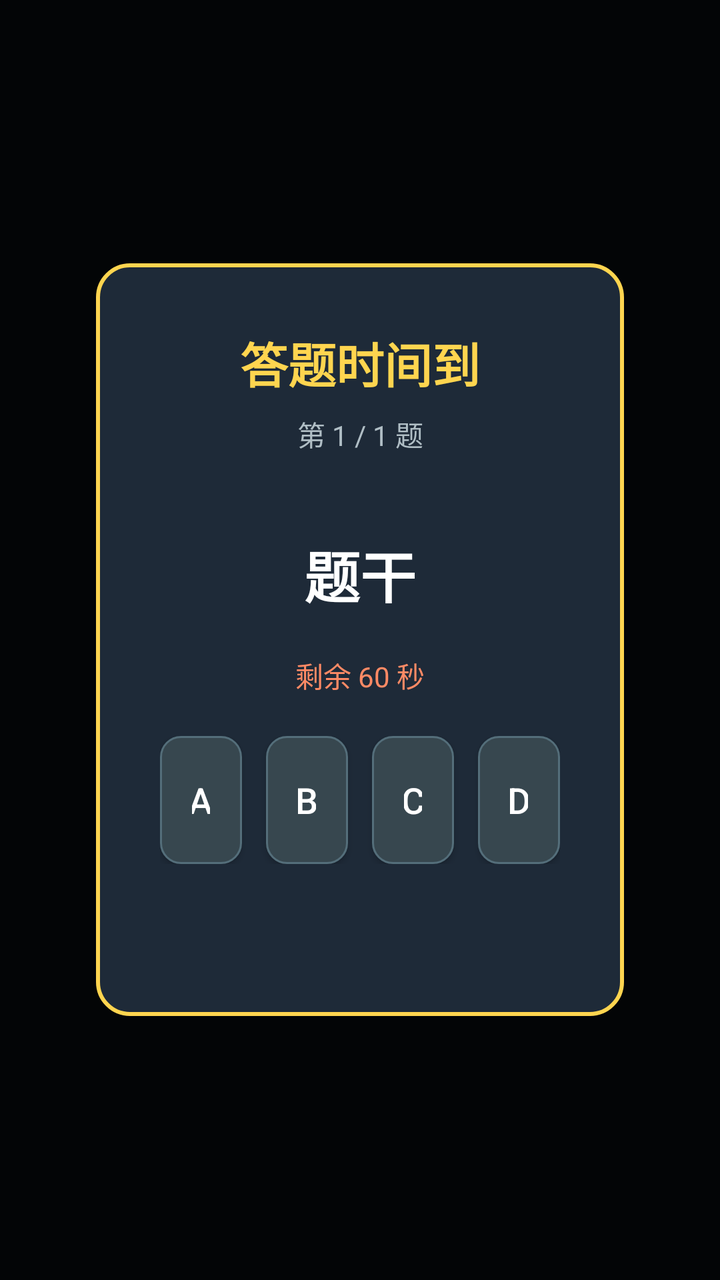
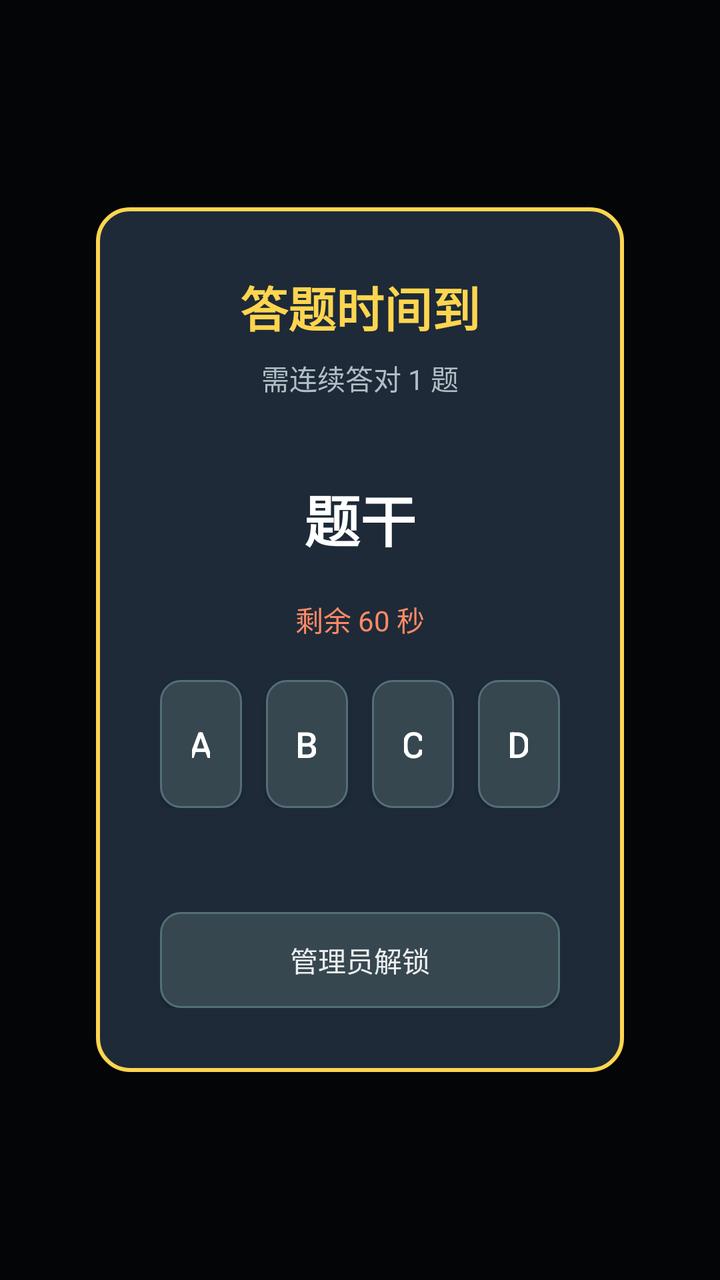

An Android layout rendered at two revisions. The XML below is the earlier revision; the diff shows what the commit changed to produce the second picture.
<!-- AndroidManifest.xml: application theme Theme.KidsTvGuard -->
<!-- res/layout/view_quiz_overlay.xml -->
<?xml version="1.0" encoding="utf-8"?>
<FrameLayout xmlns:android="http://schemas.android.com/apk/res/android"
    android:layout_width="match_parent"
    android:layout_height="match_parent"
    android:background="#CC000000"
    android:clickable="true"
    android:focusable="true">

    <LinearLayout
        android:layout_width="match_parent"
        android:layout_height="wrap_content"
        android:layout_gravity="center"
        android:layout_marginStart="48dp"
        android:layout_marginEnd="48dp"
        android:background="@drawable/bg_quiz_panel"
        android:orientation="vertical"
        android:padding="32dp">

        <TextView
            android:id="@+id/tv_header"
            android:layout_width="match_parent"
            android:layout_height="wrap_content"
            android:gravity="center"
            android:text="答题时间到"
            android:textColor="#FFD54F"
            android:textSize="24sp"
            android:textStyle="bold" />

        <TextView
            android:id="@+id/tv_progress"
            android:layout_width="match_parent"
            android:layout_height="wrap_content"
            android:layout_marginTop="8dp"
            android:gravity="center"
            android:text="第 1 / 1 题"
            android:textColor="#B0BEC5"
            android:textSize="14sp" />

        <TextView
            android:id="@+id/tv_stem"
            android:layout_width="match_parent"
            android:layout_height="wrap_content"
            android:layout_marginTop="24dp"
            android:gravity="center"
            android:minHeight="72dp"
            android:text="题干"
            android:textColor="#FFFFFF"
            android:textSize="28sp"
            android:textStyle="bold" />

        <TextView
            android:id="@+id/tv_timer"
            android:layout_width="match_parent"
            android:layout_height="wrap_content"
            android:layout_marginTop="4dp"
            android:gravity="center"
            android:text="剩余 60 秒"
            android:textColor="#FF8A65"
            android:textSize="14sp" />

        <LinearLayout
            android:layout_width="match_parent"
            android:layout_height="wrap_content"
            android:layout_marginTop="20dp"
            android:orientation="horizontal">

            <Button
                android:id="@+id/btn_opt_0"
                style="@style/QuizOptionButton"
                android:layout_width="0dp"
                android:layout_height="wrap_content"
                android:layout_weight="1"
                android:nextFocusRight="@id/btn_opt_1"
                android:text="A" />

            <Button
                android:id="@+id/btn_opt_1"
                style="@style/QuizOptionButton"
                android:layout_width="0dp"
                android:layout_height="wrap_content"
                android:layout_marginStart="12dp"
                android:layout_weight="1"
                android:nextFocusLeft="@id/btn_opt_0"
                android:nextFocusRight="@id/btn_opt_2"
                android:text="B" />

            <Button
                android:id="@+id/btn_opt_2"
                style="@style/QuizOptionButton"
                android:layout_width="0dp"
                android:layout_height="wrap_content"
                android:layout_marginStart="12dp"
                android:layout_weight="1"
                android:nextFocusLeft="@id/btn_opt_1"
                android:nextFocusRight="@id/btn_opt_3"
                android:text="C" />

            <Button
                android:id="@+id/btn_opt_3"
                style="@style/QuizOptionButton"
                android:layout_width="0dp"
                android:layout_height="wrap_content"
                android:layout_marginStart="12dp"
                android:layout_weight="1"
                android:nextFocusLeft="@id/btn_opt_2"
                android:text="D" />
        </LinearLayout>

        <TextView
            android:id="@+id/tv_feedback"
            android:layout_width="match_parent"
            android:layout_height="wrap_content"
            android:layout_marginTop="20dp"
            android:gravity="center"
            android:minHeight="24dp"
            android:text=""
            android:textColor="#81C784"
            android:textSize="16sp" />

        
        <LinearLayout
            android:id="@+id/lock_panel"
            android:layout_width="match_parent"
            android:layout_height="wrap_content"
            android:layout_marginTop="12dp"
            android:orientation="vertical"
            android:visibility="gone">

            <TextView
                android:layout_width="match_parent"
                android:layout_height="wrap_content"
                android:gravity="center"
                android:text="本轮答错已达上限，请家长输入密码解锁"
                android:textColor="#EF9A9A"
                android:textSize="16sp" />

            <LinearLayout
                android:layout_width="match_parent"
                android:layout_height="wrap_content"
                android:layout_marginTop="12dp"
                android:gravity="center"
                android:orientation="horizontal">

                <EditText
                    android:id="@+id/et_password"
                    android:layout_width="200dp"
                    android:layout_height="wrap_content"
                    android:background="@drawable/bg_password_field"
                    android:hint="家长密码"
                    android:inputType="numberPassword"
                    android:maxLength="16"
                    android:padding="10dp"
                    android:textColor="#FFFFFF"
                    android:textColorHint="#78909C"
                    android:textSize="18sp" />

                <Button
                    android:id="@+id/btn_unlock"
                    style="@style/QuizOptionButton"
                    android:layout_width="wrap_content"
                    android:layout_height="wrap_content"
                    android:layout_marginStart="12dp"
                    android:minWidth="120dp"
                    android:text="解锁" />
            </LinearLayout>
        </LinearLayout>
    </LinearLayout>
</FrameLayout>
<!-- resources referenced by this layout -->
<resources>
  <!-- drawable bg_password_field (drawable) -->
  <?xml version="1.0" encoding="utf-8"?>
  <shape xmlns:android="http://schemas.android.com/apk/res/android"
      android:shape="rectangle">
      <solid android:color="#263238" />
      <stroke android:width="1dp" android:color="#546E7A" />
      <corners android:radius="8dp" />
  </shape>
  <!-- drawable bg_quiz_panel (drawable) -->
  <?xml version="1.0" encoding="utf-8"?>
  <shape xmlns:android="http://schemas.android.com/apk/res/android"
      android:shape="rectangle">
      <solid android:color="#1E2A38" />
      <stroke android:width="2dp" android:color="#FFD54F" />
      <corners android:radius="16dp" />
  </shape>
  <style name="QuizOptionButton" parent="Widget.AppCompat.Button">
          <item name="android:background">@drawable/bg_option_button</item>
          <item name="android:textColor">#FFFFFF</item>
          <item name="android:textSize">18sp</item>
          <item name="android:minHeight">64dp</item>
          <item name="android:paddingStart">16dp</item>
          <item name="android:paddingEnd">16dp</item>
          <item name="android:focusable">true</item>
          <item name="android:focusableInTouchMode">false</item>
          <item name="android:clickable">true</item>
          <item name="android:gravity">center</item>
          <item name="android:textAllCaps">false</item>
      </style>
  <style name="Theme.KidsTvGuard" parent="Theme.AppCompat.NoActionBar">
          <item name="android:windowBackground">@color/bg_dark</item>
          <item name="android:colorPrimary">@color/accent_gold</item>
          <item name="android:colorAccent">@color/accent_gold</item>
          <item name="colorPrimary">@color/accent_gold</item>
          <item name="colorAccent">@color/accent_gold</item>
          <item name="android:textColorPrimary">@color/text_primary</item>
      </style>
  <!-- drawable bg_option_button (drawable) -->
  <?xml version="1.0" encoding="utf-8"?>
  <selector xmlns:android="http://schemas.android.com/apk/res/android">
      <item android:state_focused="true" android:state_pressed="false">
          <shape android:shape="rectangle">
              <solid android:color="#FFD54F" />
              <corners android:radius="10dp" />
              <stroke android:width="2dp" android:color="#FFFFFF" />
          </shape>
      </item>
      <item android:state_pressed="true">
          <shape android:shape="rectangle">
              <solid android:color="#FFA000" />
              <corners android:radius="10dp" />
          </shape>
      </item>
      <item>
          <shape android:shape="rectangle">
              <solid android:color="#37474F" />
              <corners android:radius="10dp" />
              <stroke android:width="1dp" android:color="#546E7A" />
          </shape>
      </item>
  </selector>
  <color name="bg_dark">#0F1720</color>
  <color name="accent_gold">#FFD54F</color>
  <color name="text_primary">#FFFFFF</color>
</resources>

<!-- the commit's change to res/layout/view_quiz_overlay.xml (unified diff, before → after) -->
@@ -32,7 +32,7 @@
             android:layout_height="wrap_content"
             android:layout_marginTop="8dp"
             android:gravity="center"
-            android:text="第 1 / 1 题"
+            android:text="需连续答对 1 题"
             android:textColor="#B0BEC5"
             android:textSize="14sp" />
 
@@ -118,6 +118,18 @@
             android:textSize="16sp" />
 
         
+        <Button
+            android:id="@+id/btn_admin_unlock"
+            style="@style/RowButton"
+            android:layout_width="wrap_content"
+            android:layout_height="wrap_content"
+            android:layout_gravity="center_horizontal"
+            android:layout_marginTop="8dp"
+            android:minWidth="200dp"
+            android:text="管理员解锁"
+            android:textSize="14sp" />
+
+        
         <LinearLayout
             android:id="@+id/lock_panel"
             android:layout_width="match_parent"
@@ -127,10 +139,11 @@
             android:visibility="gone">
 
             <TextView
+                android:id="@+id/tv_lock_hint"
                 android:layout_width="match_parent"
                 android:layout_height="wrap_content"
                 android:gravity="center"
-                android:text="本轮答错已达上限，请家长输入密码解锁"
+                android:text="请输入家长密码解锁"
                 android:textColor="#EF9A9A"
                 android:textSize="16sp" />
 
@@ -160,8 +173,17 @@
                     android:layout_width="wrap_content"
                     android:layout_height="wrap_content"
                     android:layout_marginStart="12dp"
-                    android:minWidth="120dp"
-                    android:text="解锁" />
+                    android:minWidth="100dp"
+                    android:text="确认解锁" />
+
+                <Button
+                    android:id="@+id/btn_unlock_cancel"
+                    style="@style/RowButton"
+                    android:layout_width="wrap_content"
+                    android:layout_height="wrap_content"
+                    android:layout_marginStart="8dp"
+                    android:minWidth="100dp"
+                    android:text="返回答题" />
             </LinearLayout>
         </LinearLayout>
     </LinearLayout>
<!-- resource entries referenced after the edit -->
@@ -27,6 +27,14 @@
           <item name="android:focusableInTouchMode">false</item>
           <item name="android:clickable">true</item>
           <item name="android:gravity">center</item>
+          <item name="android:textAllCaps">false</item>
+      </style>
+  <style name="RowButton" parent="Widget.AppCompat.Button">
+          <item name="android:background">@drawable/bg_option_button</item>
+          <item name="android:textColor">#ECEFF1</item>
+          <item name="android:textSize">14sp</item>
+          <item name="android:minHeight">48dp</item>
+          <item name="android:focusable">true</item>
           <item name="android:textAllCaps">false</item>
       </style>
   <style name="Theme.KidsTvGuard" parent="Theme.AppCompat.NoActionBar">
